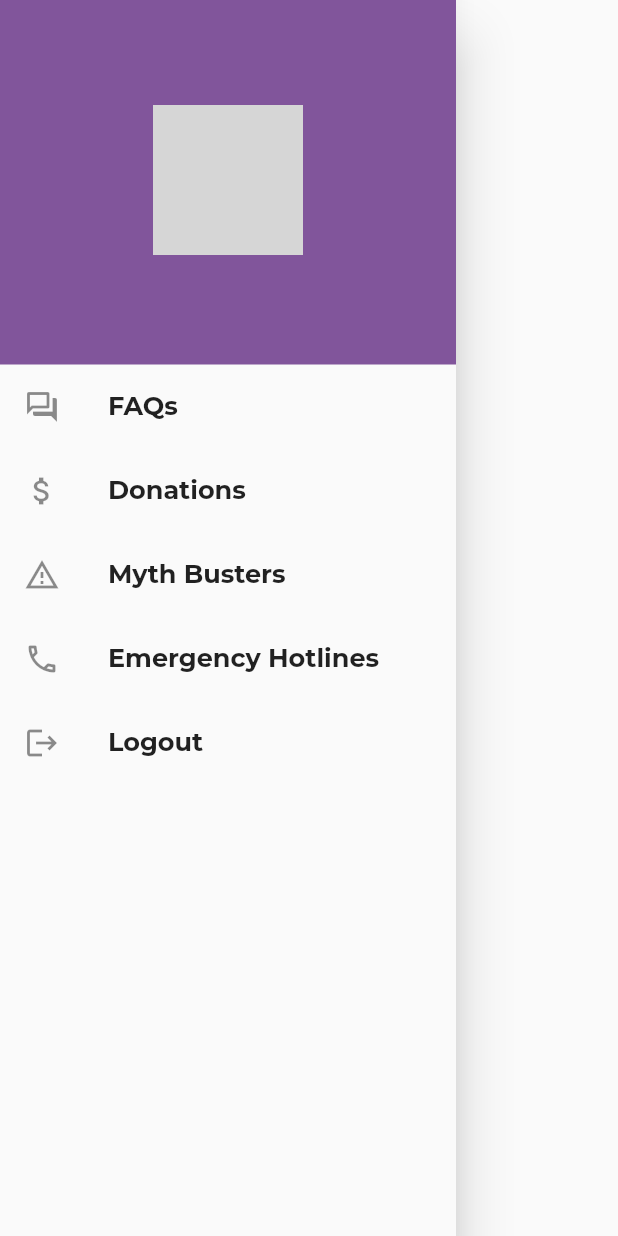
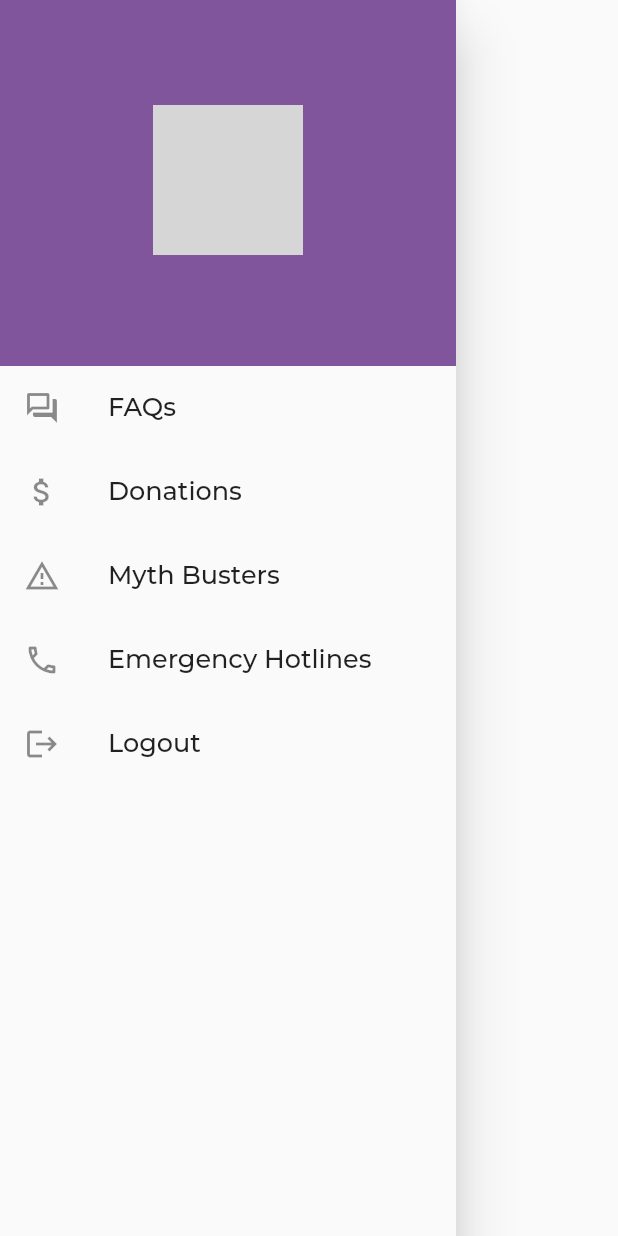
Before and after one commit to gymbooo/mask-up-ph, a Flutter app: the MainDrawer widget shown alone on an empty page, opened directly with empty values, on a phone screen of 412 x 824 dp. Run offline on Flutter 3.47's test engine with Material 2 defaults, Android fonts, the phone set to English and light mode, and no system bars; our stand-ins replace charts_flutter, flutter_secure_storage, geolocator, google_fonts, google_maps_flutter; missing offline and left inert: expansion_card, flutter_appauth, search_map_place; accounts and stored records are empty; network calls fail; grey boxes are pictures that could not be loaded.

Commit message:
Layout and UI fixes

```diff
--- a/lib/pages/MainDrawer.dart
+++ b/lib/pages/MainDrawer.dart
@@ -41,15 +41,22 @@ class MainDrawer extends StatelessWidget {
                   ),
                 ),
                 Text('$name',
-                    style: GoogleFonts.montserrat(fontWeight: FontWeight.bold, fontSize: 22, color: Colors.white)),
-                Text('$email', style: GoogleFonts.alike(color: Colors.white)),
+                    style: GoogleFonts.montserrat(
+                        fontWeight: FontWeight.w300,
+                        fontSize: 22,
+                        color: Colors.white)),
+                Text('$email',
+                    style: GoogleFonts.montserrat(
+                        color: Colors.white, fontWeight: FontWeight.w200)),
               ],
             ),
           ),
         ),
         ListTile(
           leading: Icon(Icons.question_answer_outlined),
-          title: Text('FAQs', style: GoogleFonts.montserrat(fontSize: 17,fontWeight: FontWeight.bold)),
+          title: Text('FAQs',
+              style: GoogleFonts.montserrat(
+                  fontSize: 17, fontWeight: FontWeight.w500)),
           onTap: () {
             Navigator.push(
                 context, MaterialPageRoute(builder: (context) => FAQPage()));
@@ -57,7 +64,9 @@ class MainDrawer extends StatelessWidget {
         ),
         ListTile(
           leading: Icon(Icons.attach_money_outlined),
-          title: Text('Donations', style: GoogleFonts.montserrat(fontSize: 17,fontWeight: FontWeight.bold)),
+          title: Text('Donations',
+              style: GoogleFonts.montserrat(
+                  fontSize: 17, fontWeight: FontWeight.w500)),
           onTap: () {
             launch(
                 'https://give2asia.org/covid-19-pandemic-response-philippines/');
@@ -65,7 +74,9 @@ class MainDrawer extends StatelessWidget {
         ),
         ListTile(
           leading: Icon(Icons.warning_amber_outlined),
-          title: Text('Myth Busters', style: GoogleFonts.montserrat(fontSize: 17,fontWeight: FontWeight.bold)),
+          title: Text('Myth Busters',
+              style: GoogleFonts.montserrat(
+                  fontSize: 17, fontWeight: FontWeight.w500)),
           onTap: () {
             launch(
                 'https://www.who.int/emergencies/diseases/novel-coronavirus-2019/advice-for-public/myth-busters');
@@ -73,14 +84,18 @@ class MainDrawer extends StatelessWidget {
         ),
         ListTile(
           leading: Icon(Icons.call_outlined),
-          title: Text('Emergency Hotlines', style: GoogleFonts.montserrat(fontSize: 17,fontWeight: FontWeight.bold)),
+          title: Text('Emergency Hotlines',
+              style: GoogleFonts.montserrat(
+                  fontSize: 17, fontWeight: FontWeight.w500)),
           onTap: () {
             launch('https://www.gov.ph/hotlines');
           },
         ),
         ListTile(
           leading: Icon(Icons.logout),
-          title: Text('Logout', style: GoogleFonts.montserrat(fontSize: 17, fontWeight: FontWeight.bold)),
+          title: Text('Logout',
+              style: GoogleFonts.montserrat(
+                  fontSize: 17, fontWeight: FontWeight.w500)),
           onTap: () {
             logoutAction();
           },
--- a/lib/pages/ProfilePage.dart
+++ b/lib/pages/ProfilePage.dart
@@ -101,9 +101,6 @@ class _ProfilePageState extends State<ProfilePage> {
   void _onItemTapped(int index) {
     setState(() {
       _selectedIndex = index;
-      //
-      //
-      //using this page controller you can make beautiful animation effects
       _pageController.animateToPage(index,
           duration: new Duration(milliseconds: 800),
           curve: Curves.easeInOutExpo);
```
Also changed, not shown: lib/main.dart (+21 -21 lines), lib/pages/Analytics.dart (+12 -0 lines), lib/pages/Home.dart (+87 -79 lines), lib/pages/Hospital.dart (+6 -1 lines), lib/pages/News.dart (+3 -4 lines).
